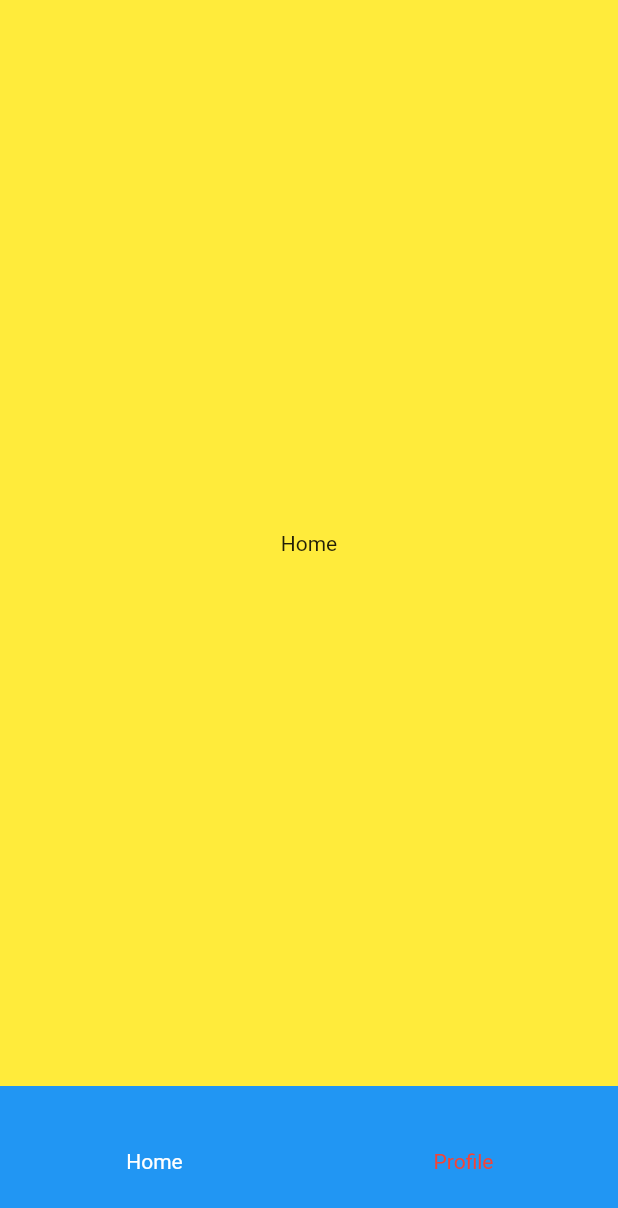
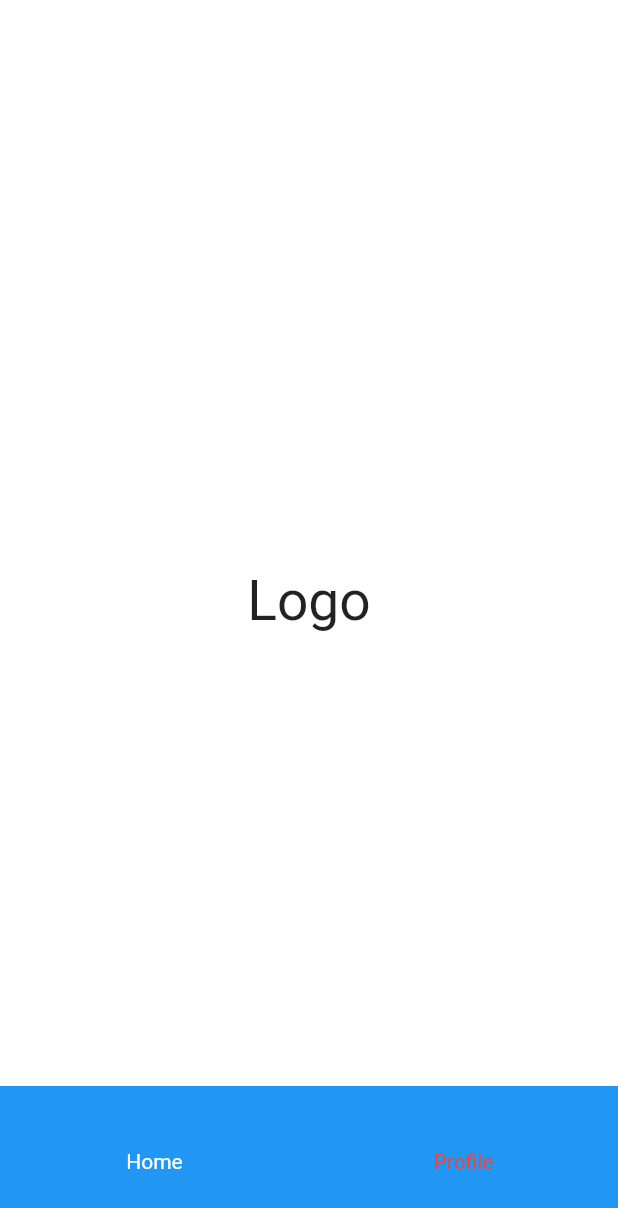
Before and after one commit to alihadi5125/block_cubit_example, a Flutter app: the screen it shows after launch, on a phone screen of 412 x 824 dp. Shown: the top 1208 px of the screen. Run offline on Flutter 3.47's test engine with Material 2 defaults, Android fonts, the phone set to English and light mode, and no system bars; our stand-ins replace bloc, flutter_bloc, flutter_screenutil.

Commit message:
screen util plugin

```diff
--- /dev/null
+++ b/lib/animation.dart
@@ -0,0 +1,46 @@
+import 'package:flutter/material.dart';
+import 'package:flutter_screenutil/flutter_screenutil.dart';
+class AnimationArea extends StatefulWidget {
+  const AnimationArea({Key? key}) : super(key: key);
+
+  @override
+  State<AnimationArea> createState() => _AnimationAreaState();
+}
+
+class _AnimationAreaState extends State<AnimationArea> {
+  bool topToCenter = false;
+  @override
+  void initState() {
+    Future.delayed(const Duration(seconds: 4), () {
+      setState(() {
+        topToCenter = true;
+      });
+    });
+    super.initState();
+  }
+
+  @override
+  Widget build(BuildContext context) {
+    return Container(
+      width: 1.sw,
+      height: 1.sh,
+      color: Colors.white,
+      child: Stack(
+        children: [
+          AnimatedPositioned(
+            left: 0,
+            right: 0,
+            top: topToCenter ? 0.46.sh : -200,
+            duration: const Duration(milliseconds: 400),
+            child: Center(
+              child: Text(
+                "Logo",
+                style: TextStyle(fontSize: 40.sp),
+              ),
+            ),
+          )
+        ],
+      ),
+    );
+  }
+}
--- a/lib/home_screen.dart
+++ b/lib/home_screen.dart
@@ -1,6 +1,8 @@
+import 'package:block_cubit_example/animation.dart';
 import 'package:flutter/material.dart';
 import 'package:flutter_bloc/flutter_bloc.dart';
 import 'controller/cubits/home_page_controller_cubit.dart';
+import 'package:flutter_screenutil/flutter_screenutil.dart';
 class HomeScreen extends StatefulWidget {
   const HomeScreen({Key? key}) : super(key: key);
   @override
@@ -13,23 +15,18 @@ class _HomeScreenState extends State<HomeScreen> {
   Widget build(BuildContext context) {
     return Scaffold(
       body: Container(
-        width: double.infinity,
-        height: double.infinity,
+        width: 1.sw,                /// sw= 100% 1*100%
+        height: 1.sh,
         color: Colors.white,
         child: PageView(
           controller: controller,
           onPageChanged: (x) {
-            context.read<HomePageControllerCubit>()
-                .changePageIndex(index: x);
+            context.read<HomePageControllerCubit>().changePageIndex(index: x);
           },
           children: [
+            const AnimationArea(),
             Container(
-              color: Colors.yellow,
-              child: const Center(
-                child: Text("Home"),
-              ),
-            ),
-            Container(
+              height: 0.1.sh,
               color: Colors.lightBlueAccent,
               child: const Center(
                 child: Text("Profile"),
--- a/lib/main.dart
+++ b/lib/main.dart
@@ -2,6 +2,7 @@ import 'package:block_cubit_example/controller/cubits/home_page_controller_cubit
 import 'package:block_cubit_example/home_screen.dart';
 import 'package:flutter/material.dart';
 import 'package:flutter_bloc/flutter_bloc.dart';
+import 'package:flutter_screenutil/flutter_screenutil.dart';
 
 void main() {
   runApp(const MyApp());
@@ -13,7 +14,17 @@ class MyApp extends StatelessWidget {
   // This widget is the root of your application.
   @override
   Widget build(BuildContext context) {
-    return MultiBlocProvider(
+    return ScreenUtilInit(
+        designSize: const Size(414, 896),
+        minTextAdapt: true,
+        splitScreenMode: true,
+        builder: (context, child) {
+          return MaterialApp(
+            debugShowCheckedModeBanner: false,
+            home: child,
+          );
+        },
+        child: MultiBlocProvider(
           providers: [
             BlocProvider<HomePageControllerCubit>(
                 create: (BuildContext context) => HomePageControllerCubit(0))
@@ -23,8 +34,7 @@ class MyApp extends StatelessWidget {
               theme: ThemeData(
                 primarySwatch: Colors.blue,
               ),
-        home: HomeScreen()
-      ),
-    );
+              home: HomeScreen()),
+        ));
   }
 }
--- a/pubspec.yaml
+++ b/pubspec.yaml
@@ -27,6 +27,7 @@ environment:
 # the latest version available on pub.dev. To see which dependencies have newer
 # versions available, run `flutter pub outdated`.
 dependencies:
+  flutter_screenutil: ^5.5.3+2
   flutter_bloc: ^8.0.1
   flutter:
     sdk: flutter
```
Also changed, not shown: pubspec.lock, 1 other file. Lines whose indentation alone changed are shown as unchanged.
